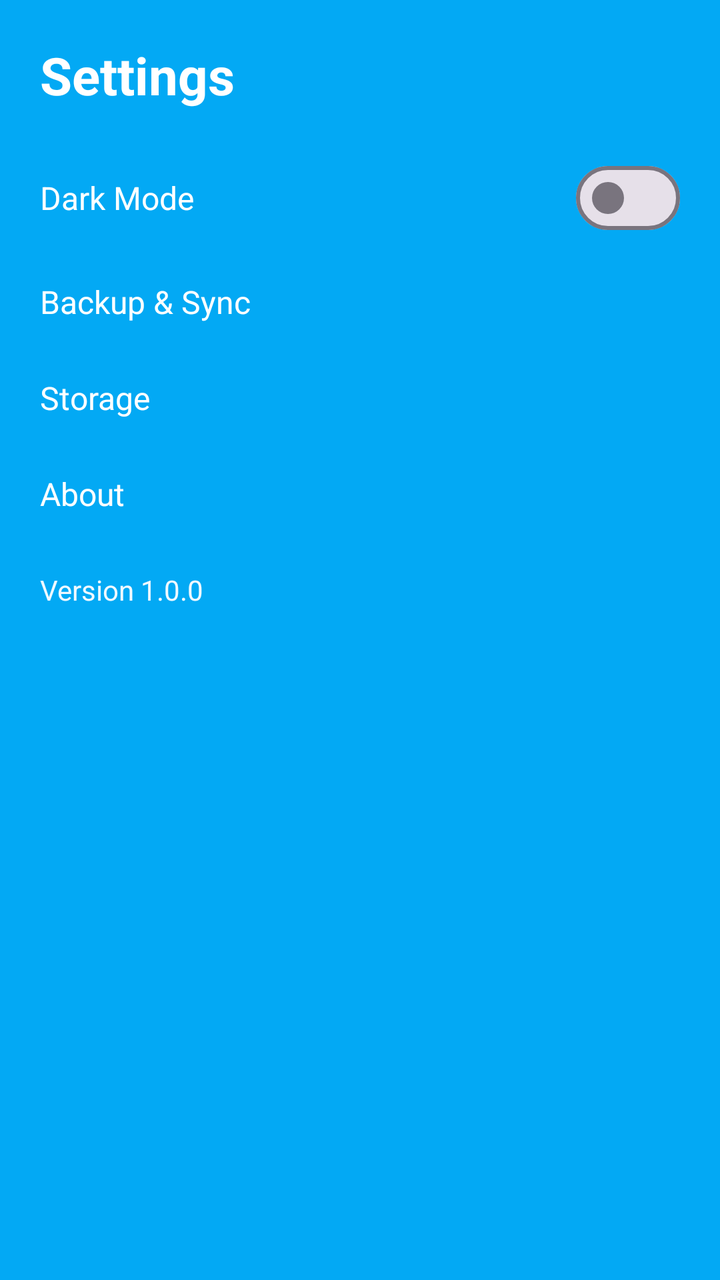
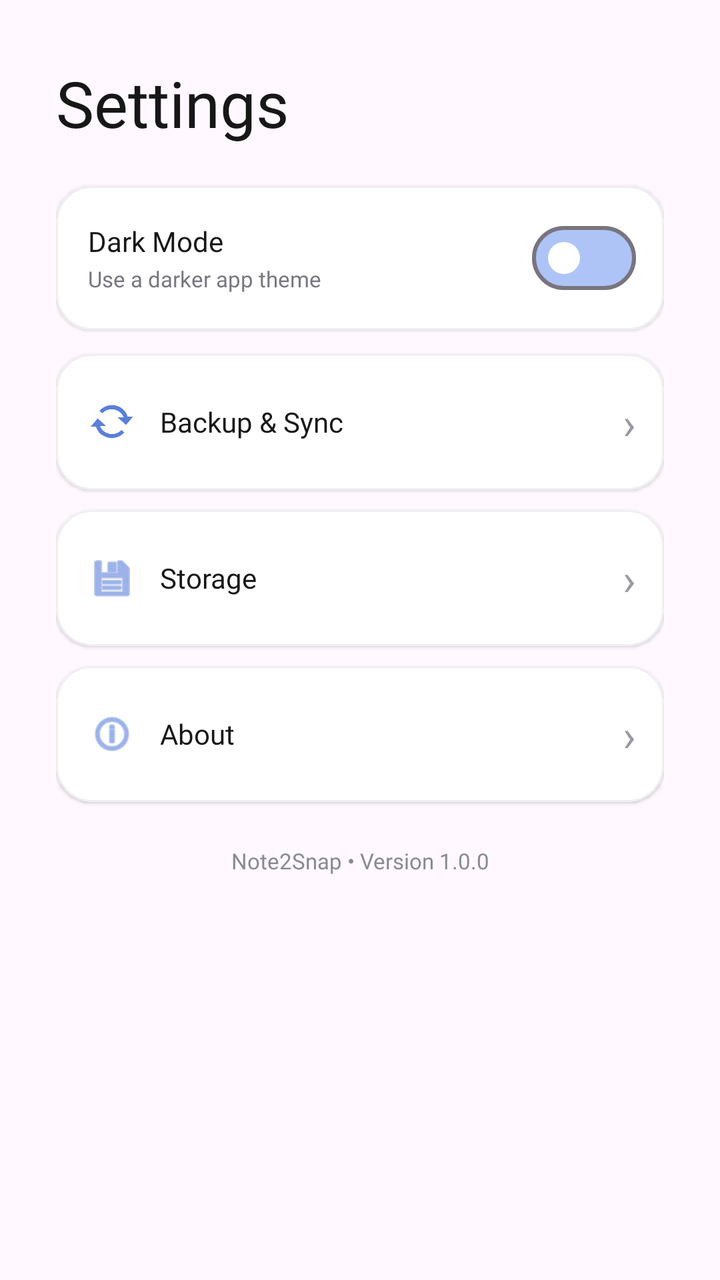

Two renders of the same Android screen: before a commit and after it. Below are the layout's source before the change and the commit's diff.
<!-- AndroidManifest.xml: application theme Theme.Note2Snap -->
<!-- res/layout/fragment_settings.xml -->
<?xml version="1.0" encoding="utf-8"?>
<LinearLayout xmlns:android="http://schemas.android.com/apk/res/android"
    android:layout_width="match_parent"
    android:layout_height="match_parent"
    android:background="#FF03A9F4"
    android:orientation="vertical"
    android:padding="20dp">

    <TextView
        android:layout_width="wrap_content"
        android:layout_height="wrap_content"
        android:text="Settings"
        android:textColor="#FFFFFF"
        android:textSize="26sp"
        android:textStyle="bold" />

    <RelativeLayout
        android:id="@+id/rlDarkMode"
        android:layout_width="match_parent"
        android:layout_height="56dp"
        android:layout_marginTop="16dp">

        <TextView
            android:layout_width="wrap_content"
            android:layout_height="wrap_content"
            android:layout_centerVertical="true"
            android:text="Dark Mode"
            android:textColor="#FFFFFF"
            android:textSize="16sp" />

        <com.google.android.material.materialswitch.MaterialSwitch
            android:id="@+id/switchDarkMode"
            android:layout_width="wrap_content"
            android:layout_height="wrap_content"
            android:layout_alignParentEnd="true"
            android:layout_centerVertical="true" />
    </RelativeLayout>

    <TextView
        android:layout_width="match_parent"
        android:layout_height="48dp"
        android:gravity="center_vertical"
        android:text="Backup &amp; Sync"
        android:textColor="#FFFFFF"
        android:textSize="16sp" />

    <TextView
        android:layout_width="match_parent"
        android:layout_height="48dp"
        android:gravity="center_vertical"
        android:text="Storage"
        android:textColor="#FFFFFF"
        android:textSize="16sp" />

    <TextView
        android:layout_width="match_parent"
        android:layout_height="48dp"
        android:gravity="center_vertical"
        android:text="About"
        android:textColor="#FFFFFF"
        android:textSize="16sp" />

    <TextView
        android:layout_width="match_parent"
        android:layout_height="48dp"
        android:gravity="center_vertical"
        android:text="Version 1.0.0"
        android:textColor="#F0F9FF"
        android:textSize="14sp" />
</LinearLayout>
<!-- resources referenced by this layout -->
<resources>
  <style name="Theme.Note2Snap" parent="Theme.Material3.DayNight.NoActionBar">
          <item name="colorPrimary">@color/primary</item>
          <item name="colorSecondary">@color/secondary</item>
          <item name="android:windowBackground">@color/background</item>
          <item name="android:statusBarColor">@color/background</item>
      </style>
  <color name="primary">#AFC4F6</color>
  <color name="secondary">#FFF79A</color>
  <color name="background">#FFFFFF</color>
</resources>

<!-- the commit's change to res/layout/fragment_settings.xml (unified diff, before → after) -->
@@ -1,70 +1,240 @@
 <?xml version="1.0" encoding="utf-8"?>
-<LinearLayout xmlns:android="http://schemas.android.com/apk/res/android"
+<ScrollView xmlns:android="http://schemas.android.com/apk/res/android"
+    xmlns:app="http://schemas.android.com/apk/res-auto"
     android:layout_width="match_parent"
     android:layout_height="match_parent"
-    android:background="#FF03A9F4"
-    android:orientation="vertical"
-    android:padding="20dp">
-
-    <TextView
-        android:layout_width="wrap_content"
+    android:background="#FFF9FF"
+    android:fillViewport="true">
+
+    <LinearLayout
+        android:layout_width="match_parent"
         android:layout_height="wrap_content"
-        android:text="Settings"
-        android:textColor="#FFFFFF"
-        android:textSize="26sp"
-        android:textStyle="bold" />
-
-    <RelativeLayout
-        android:id="@+id/rlDarkMode"
-        android:layout_width="match_parent"
-        android:layout_height="56dp"
-        android:layout_marginTop="16dp">
-
+        android:orientation="vertical"
+        android:paddingStart="28dp"
+        android:paddingTop="30dp"
+        android:paddingEnd="28dp"
+        android:paddingBottom="110dp">
+
+        
         <TextView
             android:layout_width="wrap_content"
             android:layout_height="wrap_content"
-            android:layout_centerVertical="true"
-            android:text="Dark Mode"
-            android:textColor="#FFFFFF"
-            android:textSize="16sp" />
-
-        <com.google.android.material.materialswitch.MaterialSwitch
-            android:id="@+id/switchDarkMode"
-            android:layout_width="wrap_content"
+            android:fontFamily="@font/apple_garamond_italic"
+            android:text="Settings"
+            android:textColor="#171717"
+            android:textSize="32sp" />
+
+        
+        <com.google.android.material.card.MaterialCardView
+            android:id="@+id/rlDarkMode"
+            android:layout_width="match_parent"
+            android:layout_height="72dp"
+            android:layout_marginTop="20dp"
+            app:cardBackgroundColor="#FFFFFF"
+            app:cardCornerRadius="18dp"
+            app:cardElevation="1dp"
+            app:strokeColor="#EFEFF3"
+            app:strokeWidth="1dp">
+
+            <RelativeLayout
+                android:layout_width="match_parent"
+                android:layout_height="match_parent"
+                android:paddingStart="16dp"
+                android:paddingEnd="14dp">
+
+                <LinearLayout
+                    android:layout_width="wrap_content"
+                    android:layout_height="wrap_content"
+                    android:layout_centerVertical="true"
+                    android:orientation="vertical">
+
+                    <TextView
+                        android:layout_width="wrap_content"
+                        android:layout_height="wrap_content"
+                        android:fontFamily="@font/poppins_semibold"
+                        android:text="Dark Mode"
+                        android:textColor="#171717"
+                        android:textSize="14sp" />
+
+                    <TextView
+                        android:layout_width="wrap_content"
+                        android:layout_height="wrap_content"
+                        android:layout_marginTop="2dp"
+                        android:fontFamily="@font/poppins_regular"
+                        android:text="Use a darker app theme"
+                        android:textColor="#777780"
+                        android:textSize="11sp" />
+
+                </LinearLayout>
+
+                <com.google.android.material.materialswitch.MaterialSwitch
+                    android:id="@+id/switchDarkMode"
+                    android:layout_width="wrap_content"
+                    android:layout_height="wrap_content"
+                    android:layout_alignParentEnd="true"
+                    android:layout_centerVertical="true"
+                    app:thumbTint="#FFFFFF"
+                    app:trackTint="#AFC4F6" />
+
+            </RelativeLayout>
+
+        </com.google.android.material.card.MaterialCardView>
+
+        
+        <com.google.android.material.card.MaterialCardView
+            android:layout_width="match_parent"
+            android:layout_height="68dp"
+            android:layout_marginTop="12dp"
+            app:cardBackgroundColor="#FFFFFF"
+            app:cardCornerRadius="18dp"
+            app:cardElevation="1dp"
+            app:strokeColor="#EFEFF3"
+            app:strokeWidth="1dp">
+
+            <LinearLayout
+                android:layout_width="match_parent"
+                android:layout_height="match_parent"
+                android:gravity="center_vertical"
+                android:orientation="horizontal"
+                android:paddingStart="16dp"
+                android:paddingEnd="14dp">
+
+                <ImageView
+                    android:layout_width="24dp"
+                    android:layout_height="24dp"
+                    android:contentDescription="Backup and Sync"
+                    android:src="@android:drawable/stat_notify_sync"
+                    app:tint="#5A7FDB" />
+
+                <TextView
+                    android:layout_width="0dp"
+                    android:layout_height="wrap_content"
+                    android:layout_marginStart="12dp"
+                    android:layout_weight="1"
+                    android:fontFamily="@font/poppins_medium"
+                    android:text="Backup &amp; Sync"
+                    android:textColor="#171717"
+                    android:textSize="14sp" />
+
+                <TextView
+                    android:layout_width="wrap_content"
+                    android:layout_height="wrap_content"
+                    android:fontFamily="@font/poppins_regular"
+                    android:text="›"
+                    android:textColor="#9A9AA1"
+                    android:textSize="22sp" />
+
+            </LinearLayout>
+
+        </com.google.android.material.card.MaterialCardView>
+
+        
+        <com.google.android.material.card.MaterialCardView
+            android:layout_width="match_parent"
+            android:layout_height="68dp"
+            android:layout_marginTop="10dp"
+            app:cardBackgroundColor="#FFFFFF"
+            app:cardCornerRadius="18dp"
+            app:cardElevation="1dp"
+            app:strokeColor="#EFEFF3"
+            app:strokeWidth="1dp">
+
+            <LinearLayout
+                android:layout_width="match_parent"
+                android:layout_height="match_parent"
+                android:gravity="center_vertical"
+                android:orientation="horizontal"
+                android:paddingStart="16dp"
+                android:paddingEnd="14dp">
+
+                <ImageView
+                    android:layout_width="24dp"
+                    android:layout_height="24dp"
+                    android:contentDescription="Storage"
+                    android:src="@android:drawable/ic_menu_save"
+                    app:tint="#5A7FDB" />
+
+                <TextView
+                    android:layout_width="0dp"
+                    android:layout_height="wrap_content"
+                    android:layout_marginStart="12dp"
+                    android:layout_weight="1"
+                    android:fontFamily="@font/poppins_medium"
+                    android:text="Storage"
+                    android:textColor="#171717"
+                    android:textSize="14sp" />
+
+                <TextView
+                    android:layout_width="wrap_content"
+                    android:layout_height="wrap_content"
+                    android:fontFamily="@font/poppins_regular"
+                    android:text="›"
+                    android:textColor="#9A9AA1"
+                    android:textSize="22sp" />
+
+            </LinearLayout>
+
+        </com.google.android.material.card.MaterialCardView>
+
+        
+        <com.google.android.material.card.MaterialCardView
+            android:layout_width="match_parent"
+            android:layout_height="68dp"
+            android:layout_marginTop="10dp"
+            app:cardBackgroundColor="#FFFFFF"
+            app:cardCornerRadius="18dp"
+            app:cardElevation="1dp"
+            app:strokeColor="#EFEFF3"
+            app:strokeWidth="1dp">
+
+            <LinearLayout
+                android:layout_width="match_parent"
+                android:layout_height="match_parent"
+                android:gravity="center_vertical"
+                android:orientation="horizontal"
+                android:paddingStart="16dp"
+                android:paddingEnd="14dp">
+
+                <ImageView
+                    android:layout_width="24dp"
+                    android:layout_height="24dp"
+                    android:contentDescription="About"
+                    android:src="@android:drawable/ic_menu_info_details"
+                    app:tint="#5A7FDB" />
+
+                <TextView
+                    android:layout_width="0dp"
+                    android:layout_height="wrap_content"
+                    android:layout_marginStart="12dp"
+                    android:layout_weight="1"
+                    android:fontFamily="@font/poppins_medium"
+                    android:text="About"
+                    android:textColor="#171717"
+                    android:textSize="14sp" />
+
+                <TextView
+                    android:layout_width="wrap_content"
+                    android:layout_height="wrap_content"
+                    android:fontFamily="@font/poppins_regular"
+                    android:text="›"
+                    android:textColor="#9A9AA1"
+                    android:textSize="22sp" />
+
+            </LinearLayout>
+
+        </com.google.android.material.card.MaterialCardView>
+
+        
+        <TextView
+            android:layout_width="match_parent"
             android:layout_height="wrap_content"
-            android:layout_alignParentEnd="true"
-            android:layout_centerVertical="true" />
-    </RelativeLayout>
-
-    <TextView
-        android:layout_width="match_parent"
-        android:layout_height="48dp"
-        android:gravity="center_vertical"
-        android:text="Backup &amp; Sync"
-        android:textColor="#FFFFFF"
-        android:textSize="16sp" />
-
-    <TextView
-        android:layout_width="match_parent"
-        android:layout_height="48dp"
-        android:gravity="center_vertical"
-        android:text="Storage"
-        android:textColor="#FFFFFF"
-        android:textSize="16sp" />
-
-    <TextView
-        android:layout_width="match_parent"
-        android:layout_height="48dp"
-        android:gravity="center_vertical"
-        android:text="About"
-        android:textColor="#FFFFFF"
-        android:textSize="16sp" />
-
-    <TextView
-        android:layout_width="match_parent"
-        android:layout_height="48dp"
-        android:gravity="center_vertical"
-        android:text="Version 1.0.0"
-        android:textColor="#F0F9FF"
-        android:textSize="14sp" />
-</LinearLayout>
+            android:layout_marginTop="22dp"
+            android:fontFamily="@font/poppins_regular"
+            android:gravity="center"
+            android:text="Note2Snap • Version 1.0.0"
+            android:textColor="#8A8A92"
+            android:textSize="11sp" />
+
+    </LinearLayout>
+
+</ScrollView>
